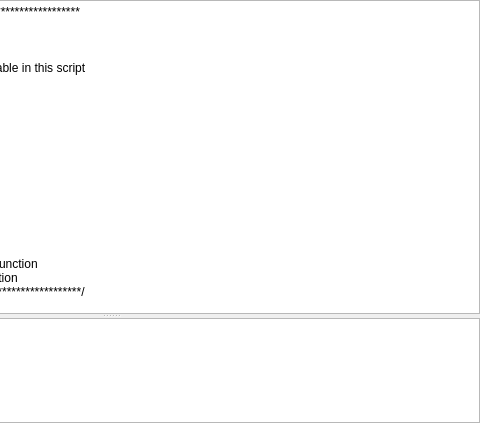
Qt form omodsim/controls/scriptcontrol.ui (sanny32/OpenModSim) before a commit; both pictures show x 259 to 739 and y 0 to 423 of the 739 by 423 pixel window.
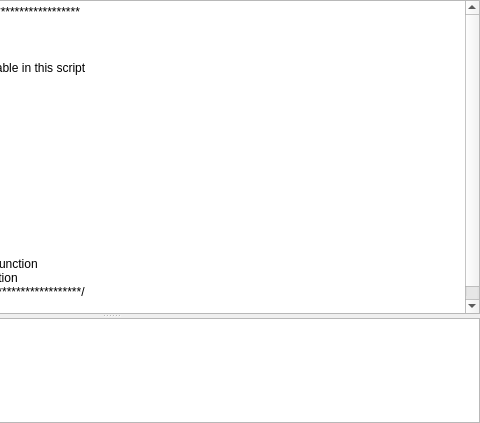
The same form after that commit. Custom widgets are drawn as their Qt base class.

Patch:
```diff
--- a/omodsim/controls/scriptcontrol.ui
+++ b/omodsim/controls/scriptcontrol.ui
@@ -56,7 +56,8 @@
 
  To output debug information use console.log() function
  To break script execution use Script.stop() function
-************************************************************************/</string>
+************************************************************************/
+</string>
       </property>
       <property name="tabStopDistance">
        <double>20.000000000000000</double>
```
